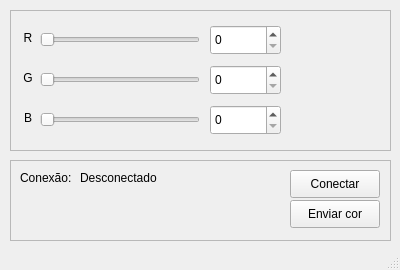
First picture: the form in software/src/interface/RGB-control/ui/main.ui, repository BitDogLab/BitDogLab-IDE, before the edit.
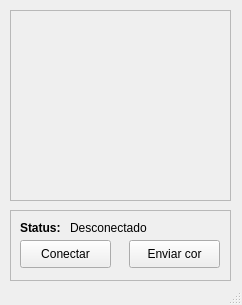
Second picture: the form after the edit. Custom widgets are drawn as their Qt base class.

Commit message: Made RGB selection widget modular with methods for better control.

```diff
--- a/software/src/interface/RGB-control/ui/main.ui
+++ b/software/src/interface/RGB-control/ui/main.ui
@@ -6,8 +6,8 @@
    <rect>
     <x>0</x>
     <y>0</y>
-    <width>400</width>
-    <height>270</height>
+    <width>242</width>
+    <height>305</height>
    </rect>
   </property>
   <property name="windowTitle">
@@ -19,8 +19,8 @@
      <rect>
       <x>10</x>
       <y>10</y>
-      <width>381</width>
-      <height>141</height>
+      <width>221</width>
+      <height>191</height>
      </rect>
     </property>
     <property name="frameShape">
@@ -29,155 +29,14 @@
     <property name="frameShadow">
      <enum>QFrame::Raised</enum>
     </property>
-    <widget class="QSpinBox" name="spinBox_G">
+    <widget class="RGBSelect" name="RGBselect" native="true">
      <property name="geometry">
       <rect>
-       <x>200</x>
-       <y>55</y>
-       <width>71</width>
-       <height>30</height>
+       <x>0</x>
+       <y>0</y>
+       <width>221</width>
+       <height>191</height>
       </rect>
-     </property>
-     <property name="maximum">
-      <number>65535</number>
-     </property>
-    </widget>
-    <widget class="QSpinBox" name="spinBox_B">
-     <property name="geometry">
-      <rect>
-       <x>200</x>
-       <y>95</y>
-       <width>71</width>
-       <height>30</height>
-      </rect>
-     </property>
-     <property name="maximum">
-      <number>65535</number>
-     </property>
-    </widget>
-    <widget class="QSlider" name="hSlider_B">
-     <property name="geometry">
-      <rect>
-       <x>30</x>
-       <y>100</y>
-       <width>160</width>
-       <height>20</height>
-      </rect>
-     </property>
-     <property name="maximum">
-      <number>65535</number>
-     </property>
-     <property name="orientation">
-      <enum>Qt::Horizontal</enum>
-     </property>
-    </widget>
-    <widget class="QSlider" name="hSlider_R">
-     <property name="geometry">
-      <rect>
-       <x>30</x>
-       <y>20</y>
-       <width>160</width>
-       <height>20</height>
-      </rect>
-     </property>
-     <property name="toolTip">
-      <string/>
-     </property>
-     <property name="maximum">
-      <number>65535</number>
-     </property>
-     <property name="orientation">
-      <enum>Qt::Horizontal</enum>
-     </property>
-    </widget>
-    <widget class="QSpinBox" name="spinBox_R">
-     <property name="geometry">
-      <rect>
-       <x>200</x>
-       <y>15</y>
-       <width>71</width>
-       <height>30</height>
-      </rect>
-     </property>
-     <property name="maximum">
-      <number>65535</number>
-     </property>
-    </widget>
-    <widget class="QSlider" name="hSlider_G">
-     <property name="geometry">
-      <rect>
-       <x>30</x>
-       <y>60</y>
-       <width>160</width>
-       <height>20</height>
-      </rect>
-     </property>
-     <property name="maximum">
-      <number>65535</number>
-     </property>
-     <property name="orientation">
-      <enum>Qt::Horizontal</enum>
-     </property>
-    </widget>
-    <widget class="QWidget" name="colorWidget" native="true">
-     <property name="geometry">
-      <rect>
-       <x>290</x>
-       <y>20</y>
-       <width>71</width>
-       <height>101</height>
-      </rect>
-     </property>
-     <property name="autoFillBackground">
-      <bool>true</bool>
-     </property>
-    </widget>
-    <widget class="QLabel" name="label_R">
-     <property name="geometry">
-      <rect>
-       <x>10</x>
-       <y>20</y>
-       <width>16</width>
-       <height>16</height>
-      </rect>
-     </property>
-     <property name="text">
-      <string>R</string>
-     </property>
-     <property name="alignment">
-      <set>Qt::AlignCenter</set>
-     </property>
-    </widget>
-    <widget class="QLabel" name="label_G">
-     <property name="geometry">
-      <rect>
-       <x>10</x>
-       <y>60</y>
-       <width>16</width>
-       <height>16</height>
-      </rect>
-     </property>
-     <property name="text">
-      <string>G</string>
-     </property>
-     <property name="alignment">
-      <set>Qt::AlignCenter</set>
-     </property>
-    </widget>
-    <widget class="QLabel" name="label_B">
-     <property name="geometry">
-      <rect>
-       <x>10</x>
-       <y>100</y>
-       <width>16</width>
-       <height>16</height>
-      </rect>
-     </property>
-     <property name="text">
-      <string>B</string>
-     </property>
-     <property name="alignment">
-      <set>Qt::AlignCenter</set>
      </property>
     </widget>
    </widget>
@@ -185,9 +44,9 @@
     <property name="geometry">
      <rect>
       <x>10</x>
-      <y>160</y>
-      <width>381</width>
-      <height>81</height>
+      <y>210</y>
+      <width>221</width>
+      <height>71</height>
      </rect>
     </property>
     <property name="frameShape">
@@ -199,9 +58,9 @@
     <widget class="QPushButton" name="pushButton_connect">
      <property name="geometry">
       <rect>
-       <x>280</x>
-       <y>10</y>
-       <width>90</width>
+       <x>10</x>
+       <y>30</y>
+       <width>91</width>
        <height>28</height>
       </rect>
      </property>
@@ -212,9 +71,9 @@
     <widget class="QPushButton" name="pushButton_send">
      <property name="geometry">
       <rect>
-       <x>280</x>
-       <y>40</y>
-       <width>90</width>
+       <x>119</x>
+       <y>30</y>
+       <width>91</width>
        <height>28</height>
       </rect>
      </property>
@@ -227,23 +86,35 @@
       <rect>
        <x>10</x>
        <y>10</y>
-       <width>61</width>
+       <width>51</width>
        <height>16</height>
       </rect>
      </property>
+     <property name="font">
+      <font>
+       <weight>75</weight>
+       <bold>true</bold>
+      </font>
+     </property>
      <property name="text">
-      <string>Conexão:</string>
+      <string>Status: </string>
      </property>
     </widget>
     <widget class="QLabel" name="label_statusIsConnect">
      <property name="geometry">
       <rect>
-       <x>70</x>
+       <x>60</x>
        <y>10</y>
-       <width>121</width>
+       <width>91</width>
        <height>16</height>
       </rect>
      </property>
+     <property name="font">
+      <font>
+       <weight>50</weight>
+       <bold>false</bold>
+      </font>
+     </property>
      <property name="text">
       <string>Desconectado</string>
      </property>
@@ -252,6 +123,14 @@
   </widget>
   <widget class="QStatusBar" name="statusbar"/>
  </widget>
+ <customwidgets>
+  <customwidget>
+   <class>RGBSelect</class>
+   <extends>QWidget</extends>
+   <header>src/utils/RGB-select/rgbselect</header>
+   <container>1</container>
+  </customwidget>
+ </customwidgets>
  <resources/>
  <connections>
   <connection>
```
Left out of the diff: 101 changed lines with no effect on the pictures. The commit also changes 4 other files.
